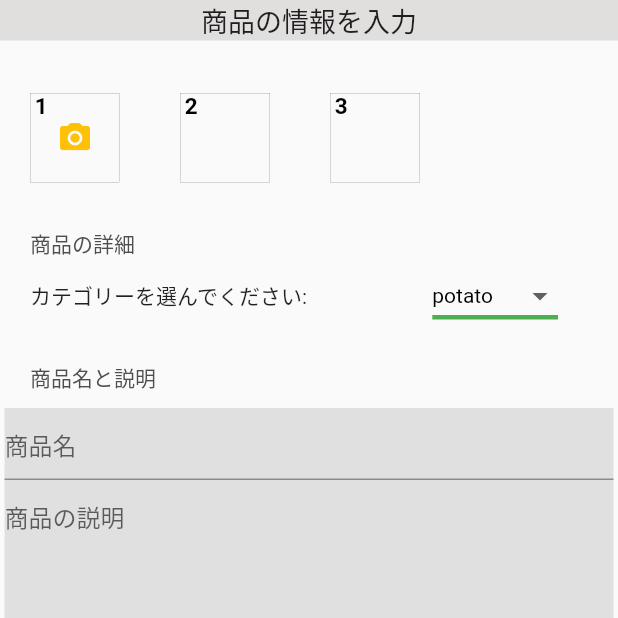
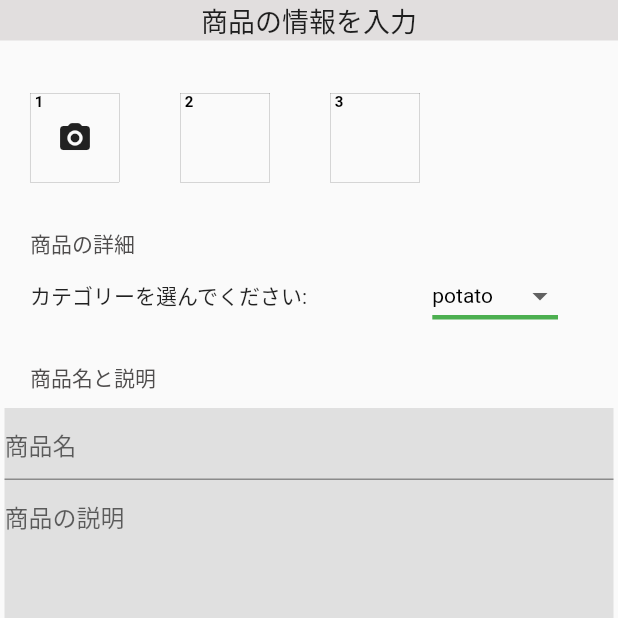
Before and after one commit to Hiroaki-hey-jude/fyp, a Flutter app: the SellScreen screen opened directly, on a phone screen of 412 x 824 dp, the top half of it. Run offline on Flutter 3.47's test engine with Material 2 defaults, Android fonts, the phone set to English and light mode, and no system bars; our stand-ins replace cloud_firestore, firebase_auth, firebase_core, firebase_storage, flutter_riverpod, flutter_svg and 3 more; accounts and stored records are empty; statements that could not run were skipped.

Commit message:
sell screen and function done

```diff
--- a/lib/screen/sell_screen.dart
+++ b/lib/screen/sell_screen.dart
@@ -5,19 +5,19 @@ import 'package:fyp/model/category_model/category_model.dart';
 import 'package:fyp/screen/widgets/widget.dart';
 import 'package:fyp/state/sell_state.dart';
 
-class SellScreen extends ConsumerWidget {
+class SellScreen extends StatelessWidget {
   const SellScreen({super.key});
 
   @override
-  Widget build(BuildContext context, WidgetRef ref) {
-    final state = ref.watch(sellStateProvider);
-    final notifier = ref.watch(sellStateProvider.notifier);
+  Widget build(BuildContext context) {
+    // final state = ref.watch(sellStateProvider);
+    // final notifier = ref.watch(sellStateProvider.notifier);
     final TextEditingController cropTitleEditingController =
         TextEditingController();
     final TextEditingController descriptionEditingController =
         TextEditingController();
-    // final TextEditingController passwordEditingController =
-    //     TextEditingController();
+    final TextEditingController priceEditingController =
+        TextEditingController();
     final List<String> prefectures = [
       '北海道',
       '青森県',
@@ -69,9 +69,17 @@ class SellScreen extends ConsumerWidget {
     ];
     final List<String> daysForDelivery = ['1~2日で発送', '2~3日で発送', '4~7日で発送'];
     return Scaffold(
-      body: GestureDetector(
+      body: Consumer(builder: (context, ref, child) {
+        final state = ref.watch(sellStateProvider);
+        final notifier = ref.watch(sellStateProvider.notifier);
+        return GestureDetector(
           onTap: () => FocusScope.of(context).requestFocus(FocusNode()),
-        child: SingleChildScrollView(
+          child: state.isLoading
+              ? const Center(
+                  child: CircularProgressIndicator(
+                  color: Colors.white,
+                ))
+              : SingleChildScrollView(
                   child: Column(
                     crossAxisAlignment: CrossAxisAlignment.start,
                     children: [
@@ -98,33 +106,46 @@ class SellScreen extends ConsumerWidget {
                               ),
                             ),
                             child: InkWell(
-                      onTap: () {},
+                              onTap: () async {
+                                await notifier.pickImage();
+                              },
                               child: Stack(
-                        children: const [
-                          Positioned(
+                                children: [
+                                  const Positioned(
                                     top: 0,
                                     left: 3,
                                     child: Text(
                                       '1',
                                       style: TextStyle(
                                         color: Colors.black,
-                                fontSize: 15,
+                                        fontSize: 10,
                                         fontWeight: FontWeight.bold,
                                       ),
                                     ),
                                   ),
                                   Center(
-                            child: Icon(
-                              Icons.camera_alt_rounded,
-                              color: Colors.amber,
+                                    child: state.imagefiles == null
+                                        ? const Icon(Icons.camera_alt_rounded)
+                                        : Container(
+                                            decoration: BoxDecoration(
+                                              image: DecorationImage(
+                                                image: FileImage(
+                                                  state.imagefiles![0],
+                                                ),
+                                              ),
+                                            ),
                                           ),
                                   ),
                                 ],
                               ),
                             ),
                           ),
-                  CameraBox(index: 2),
-                  CameraBox(index: 3),
+                          state.numberOfPictures >= 2
+                              ? CameraBox(index: 2)
+                              : CameraBoxWithoutPic(index: 2),
+                          state.numberOfPictures >= 3
+                              ? CameraBox(index: 3)
+                              : CameraBoxWithoutPic(index: 3),
                         ],
                       ),
                       const SizedBox(height: 10),
@@ -167,6 +188,7 @@ class SellScreen extends ConsumerWidget {
                             Container(
                               color: Colors.grey[300],
                               child: TextFormField(
+                                controller: cropTitleEditingController,
                                 cursorColor: Colors.black,
                                 decoration: sellTextInputDecoration.copyWith(
                                   hintText: '商品名',
@@ -183,6 +205,7 @@ class SellScreen extends ConsumerWidget {
                             Container(
                               color: Colors.grey[300],
                               child: TextFormField(
+                                controller: descriptionEditingController,
                                 maxLines: 5,
                                 cursorColor: Colors.black,
                                 decoration: sellTextInputDecoration.copyWith(
@@ -230,31 +253,6 @@ class SellScreen extends ConsumerWidget {
                           ],
                         ),
                       ),
-              // Padding(
-              //   padding: const EdgeInsets.only(left: 20, right: 40),
-              //   child: Row(
-              //     mainAxisAlignment: MainAxisAlignment.spaceBetween,
-              //     children: [
-              //       const Text('発送までの日数:'),
-              //       const SizedBox(width: 30),
-              //       DropdownButton(
-              //         value: '2~3日で発送',
-              //         style: const TextStyle(color: Colors.black),
-              //         underline: Container(
-              //           height: 3,
-              //           color: Colors.green,
-              //         ),
-              //         items: daysForDelivery.map((category) {
-              //           return DropdownMenuItem<String>(
-              //             value: category,
-              //             child: Text(category),
-              //           );
-              //         }).toList(),
-              //         onChanged: (String? value) {},
-              //       ),
-              //     ],
-              //   ),
-              // ),
                       const SizedBox(height: 20),
                       const GreyDescription(title: '販売価格'),
                       const SizedBox(height: 10),
@@ -263,6 +261,7 @@ class SellScreen extends ConsumerWidget {
                         child: Container(
                           color: Colors.grey[300],
                           child: TextFormField(
+                            controller: priceEditingController,
                             keyboardType: TextInputType.number,
                             inputFormatters: <TextInputFormatter>[
                               FilteringTextInputFormatter.digitsOnly,
@@ -293,7 +292,14 @@ class SellScreen extends ConsumerWidget {
                           color: Colors.red,
                           width: double.infinity,
                           child: OutlinedButton(
-                    onPressed: () {},
+                            onPressed: () {
+                              notifier.onSellButton(
+                                cropTitleEditingController.text,
+                                descriptionEditingController.text,
+                                priceEditingController.text,
+                                context,
+                              );
+                            },
                             child: const Text(
                               '出品',
                               style: TextStyle(
@@ -308,12 +314,13 @@ class SellScreen extends ConsumerWidget {
                     ],
                   ),
                 ),
-      ),
+        );
+      }),
     );
   }
 }
 
-class CameraBox extends StatelessWidget {
+class CameraBox extends ConsumerWidget {
   CameraBox({
     super.key,
     required this.index,
@@ -322,7 +329,8 @@ class CameraBox extends StatelessWidget {
   final int index;
 
   @override
-  Widget build(BuildContext context) {
+  Widget build(BuildContext context, WidgetRef ref) {
+    final state = ref.watch(sellStateProvider);
     return Container(
       margin: const EdgeInsets.all(20),
       width: 60,
@@ -341,8 +349,22 @@ class CameraBox extends StatelessWidget {
               index.toString(),
               style: const TextStyle(
                 color: Colors.black,
-                fontSize: 15,
+                fontSize: 10,
                 fontWeight: FontWeight.bold,
+              ),
+            ),
+          ),
+          Center(
+            child: state.imagefiles == null
+                ? Container()
+                : Container(
+                    decoration: BoxDecoration(
+                      image: DecorationImage(
+                        image:
+                            //  state.imagefiles?[index - 1] == null
+                            //     ? FileImage(state.imagefiles![0]) :
+                            FileImage(state.imagefiles![index - 1]),
+                      ),
                     ),
                   ),
           ),
@@ -351,3 +373,46 @@ class CameraBox extends StatelessWidget {
     );
   }
 }
+
+class CameraBoxWithoutPic extends ConsumerWidget {
+  CameraBoxWithoutPic({
+    super.key,
+    required this.index,
+  });
+
+  final int index;
+
+  @override
+  Widget build(BuildContext context, WidgetRef ref) {
+    final state = ref.watch(sellStateProvider);
+    return Container(
+      margin: const EdgeInsets.all(20),
+      width: 60,
+      height: 60,
+      decoration: BoxDecoration(
+        border: Border.all(
+          width: 0.1,
+        ),
+      ),
+      child: Stack(
+        children: [
+          Positioned(
+            top: 0,
+            left: 3,
+            child: Text(
+              index.toString(),
+              style: const TextStyle(
+                color: Colors.black,
+                fontSize: 10,
+                fontWeight: FontWeight.bold,
+              ),
+            ),
+          ),
+          Center(
+            child: Container(),
+          ),
+        ],
+      ),
+    );
+  }
+}
```
Also changed, not shown: lib/firebase/firestore.dart (+30 -0 lines), lib/model/crop_model.dart/crop_model.dart (added, +26 -0 lines), lib/screen/crop_screen.dart (+11 -2 lines), lib/screen/widgets/widget.dart (+9 -0 lines), lib/state/sell_state.dart (+78 -7 lines), assets/white.png (added), lib/model/crop_model.dart/crop_model.freezed.dart (added), lib/model/crop_model.dart/crop_model.g.dart (added), lib/state/sell_state.freezed.dart, 1 other file. Lines whose indentation alone changed are shown as unchanged.
